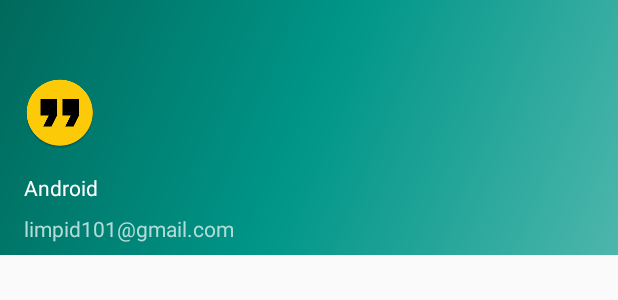
After one commit to limpid100/TechReading, an Android app: the layout navagation_head.xml on its own in the app's theme, with its tools: preview values and no code run, on a phone screen of 412 x 824 dp. The commit adds this screen. Shown: the top 300 px of the screen. Run offline under Robolectric (Android 15) with nearby library versions, the phone set to English and light mode, and no system bars.

Commit message:
添加侧滑菜单NavigationView

```diff
--- a/app/src/main/java/com/dxl/techreading/activity/SplashActivity.java
+++ b/app/src/main/java/com/dxl/techreading/activity/SplashActivity.java
@@ -17,6 +17,7 @@ import butterknife.OnClick;
 
 /**
  * 闪屏页，先展示默认图片，然后在线去随机获取必应每日图片，并开启倒计时
+ *
  * @author du_xi
  * @date 2018-11-7 19:49:25
  */
@@ -75,7 +76,7 @@ public class SplashActivity extends BaseActivity implements SplashConstract.ISpl
 
     @Override
     public void showBingPic(String url) {
-        Glide.with(this).load(url).placeholder(R.mipmap.splash_default).error(R.mipmap.splash_default).into(mSplashImageView);
+        Glide.with(this).load(url).centerCrop().placeholder(R.mipmap.splash_default).error(R.mipmap.splash_default).into(mSplashImageView);
         timer.start();
     }
 
--- /dev/null
+++ b/app/src/main/res/drawable/ic_about.xml
@@ -0,0 +1,5 @@
+<vector android:height="24dp" android:viewportHeight="1024"
+    android:viewportWidth="1024" android:width="24dp" xmlns:android="http://schemas.android.com/apk/res/android">
+    <path android:fillColor="#1296db" android:pathData="M511.98,67.52c-246.3,0 -446.02,199.73 -446.02,446.11 0,246.41 199.73,446.13 446.02,446.13 99.01,0 190.5,-32.29 264.56,-86.85 19.31,-14.22 11.08,-44.97 -12.78,-47.23 -0.51,-0.05 -1.03,-0.09 -1.55,-0.13 -6.06,-0.47 -12,1.55 -16.89,5.16 -65.26,48.02 -145.95,76.56 -233.33,76.56 -217.36,0.01 -393.51,-176.19 -393.51,-393.62 0,-220.48 181.08,-398.49 402.6,-393.5 207.05,4.67 376.72,171.76 384.31,378.71 2.97,80.8 -18.5,156.52 -57.58,220.35 -10.36,16.93 0.64,39.03 20.45,40.26 0.44,0.03 0.88,0.05 1.33,0.06 9.51,0.3 18.21,-5.18 23.19,-13.3 41.53,-67.71 65.4,-147.39 65.4,-232.58 -0,-246.39 -199.73,-446.11 -446.2,-446.11z"/>
+    <path android:fillColor="#1296db" android:pathData="M513.89,262.21c-21.65,0 -39.23,17.58 -39.23,39.37 0,21.72 17.58,39.34 39.23,39.34 21.81,0 39.32,-17.61 39.32,-39.34 -0.01,-21.78 -17.51,-39.37 -39.32,-39.37zM513.93,408.34c-15.36,0 -27.93,12.57 -27.93,27.93v300.88c0,15.36 12.57,27.93 27.93,27.93 15.36,0 27.93,-12.57 27.93,-27.93V436.27c0,-15.36 -12.57,-27.93 -27.93,-27.93z"/>
+</vector>
--- /dev/null
+++ b/app/src/main/res/drawable/ic_exit.xml
@@ -0,0 +1,5 @@
+<vector android:height="24dp" android:viewportHeight="1024"
+    android:viewportWidth="1024" android:width="24dp" xmlns:android="http://schemas.android.com/apk/res/android">
+    <path android:fillColor="#1296db" android:pathData="M692,911.33h-492c-30,0 -60,-24 -60,-60v-642c0,-30 24,-60 60,-60h486c18,0 30,-12 30,-30 0,-12 -12,-24 -24,-30h-492c-66,0 -120,54 -120,120v642c0,66 54,120 120,120h486c18,0 30,-12 30,-30 0,-12 -6,-24 -24,-30z"/>
+    <path android:fillColor="#1296db" android:pathData="M932,509.33l-180,-174c-12,-12 -30,-12 -42,0s-12,30 0,42l126,126h-390c-18,0 -30,12 -30,30s12,30 30,30h396l-132,132c-6,12 -6,24 6,36 6,6 12,6 24,6 6,0 18,-6 24,-12l168,-168c6,-6 12,-12 6,-24 0,-12 0,-18 -6,-24z"/>
+</vector>
--- /dev/null
+++ b/app/src/main/res/drawable/ic_fadeback.xml
@@ -0,0 +1,5 @@
+<vector android:height="24dp" android:viewportHeight="1024"
+    android:viewportWidth="1155" android:width="24dp" xmlns:android="http://schemas.android.com/apk/res/android">
+    <path android:fillColor="#1296db" android:pathData="M0,759.52c0,48.84 45.47,87.57 102.73,87.57h203.77v134.73a45.13,45.13 0,0 0,40.42 42.1,50.52 50.52,0 0,0 35.37,-11.79l191.99,-165.04h478.28c55.57,0 102.73,-38.73 102.73,-87.57V87.57c0,-48.84 -45.47,-87.57 -102.73,-87.57H102.73C47.15,0 0,38.73 0,87.57zM70.73,116.2c3.37,-28.63 37.05,-38.73 72.42,-38.73L1010.45,75.78A64,64 0,0 1,1077.81 134.73v577.64a64,64 0,0 1,-67.36 58.94H547.33a71.24,71.24 0,0 0,-11.79 8.42l-161.67,154.94v-136.41a34.86,34.86 0,0 0,-33.68 -33.68H143.15c-37.05,0 -65.68,-21.89 -65.68,-53.89 0,1.68 -6.74,-592.8 -6.74,-594.48"/>
+    <path android:fillColor="#1296db" android:pathData="M289.66,438.7a62.31,62.31 0,0 0,64 0,64.33 64.33,0 0,0 0,-111.15 62.31,62.31 0,0 0,-64 0,64.33 64.33,0 0,0 0,111.15zM513.64,382.29a62.98,62.98 0,0 0,32 55.57,62.31 62.31,0 0,0 64,0 64.33,64.33 0,0 0,0 -111.15,62.31 62.31,0 0,0 -64,0 62.98,62.98 0,0 0,-32 55.57M803.31,438.7a62.31,62.31 0,0 0,64 0,64.33 64.33,0 0,0 0,-111.15 62.31,62.31 0,0 0,-64 0,64.33 64.33,0 0,0 0,111.15z"/>
+</vector>
--- /dev/null
+++ b/app/src/main/res/drawable/ic_home.xml
@@ -0,0 +1,4 @@
+<vector android:height="24dp" android:viewportHeight="1024"
+    android:viewportWidth="1024" android:width="24dp" xmlns:android="http://schemas.android.com/apk/res/android">
+    <path android:fillColor="#1296db" android:pathData="M288.26,972.8c-90.62,0 -164.35,-71.68 -164.35,-159.74L123.9,456.7L94.21,486.4c-4.1,4.61 -10.24,6.66 -16.38,6.66 -6.14,0 -11.78,-2.05 -16.38,-6.14 -4.61,-4.1 -6.66,-9.73 -6.66,-15.87 0,-6.14 2.05,-11.78 6.14,-16.38l370.69,-369.66c21.5,-21.5 50.18,-33.28 80.9,-33.28 30.21,0 58.88,11.78 80.9,33.28l369.66,369.66c8.7,9.22 8.7,23.55 -0.51,32.26 -4.1,4.1 -9.73,6.66 -15.87,6.66 -6.14,0 -11.78,-2.05 -16.38,-6.66l-29.7,-30.21v355.84c0,88.06 -73.73,159.74 -164.35,159.74L288.26,972.29zM594.94,584.19c43.52,0 77.82,30.21 77.82,68.61v274.43h64c65.54,0 118.78,-51.2 118.78,-114.18L855.55,411.14l-294.4,-294.4c-12.8,-12.8 -30.21,-19.97 -48.64,-19.97 -18.43,0 -35.33,7.17 -48.13,19.97L169.47,411.14v401.92c0,62.98 53.25,114.18 118.78,114.18h64v-274.43c0,-38.4 34.3,-68.61 77.82,-68.61h164.86zM430.08,630.27c-19.97,0 -32.26,11.78 -32.26,23.04v274.43h228.35v-274.43c0,-11.26 -12.8,-23.04 -32.26,-23.04L430.08,630.27z"/>
+</vector>
--- /dev/null
+++ b/app/src/main/res/drawable/nav_head_bg.xml
@@ -0,0 +1,9 @@
+<shape xmlns:android="http://schemas.android.com/apk/res/android"
+    android:shape="rectangle">
+    <gradient
+        android:angle="135"
+        android:centerColor="#009688"
+        android:endColor="#00695C"
+        android:startColor="#4DB6AC"
+        android:type="linear" />
+</shape>
--- /dev/null
+++ b/app/src/main/res/layout/navagation_head.xml
@@ -0,0 +1,43 @@
+<?xml version="1.0" encoding="utf-8"?>
+<android.support.constraint.ConstraintLayout xmlns:android="http://schemas.android.com/apk/res/android"
+    xmlns:app="http://schemas.android.com/apk/res-auto"
+    android:layout_width="match_parent"
+    android:layout_height="170dp"
+    android:background="@drawable/nav_head_bg">
+
+    <TextView
+        android:id="@+id/textView2"
+        android:layout_width="0dp"
+        android:layout_height="wrap_content"
+        android:layout_marginStart="16dp"
+        android:layout_marginEnd="8dp"
+        android:layout_marginBottom="8dp"
+        android:text="limpid101@gmail.com"
+        android:textColor="#B3DCD8"
+        app:layout_constraintBottom_toBottomOf="parent"
+        app:layout_constraintEnd_toEndOf="parent"
+        app:layout_constraintStart_toStartOf="parent" />
+
+    <TextView
+        android:id="@+id/textView3"
+        android:layout_width="0dp"
+        android:layout_height="wrap_content"
+        android:layout_marginStart="16dp"
+        android:layout_marginEnd="8dp"
+        android:layout_marginBottom="8dp"
+        android:text="Android"
+        android:textColor="@android:color/white"
+        app:layout_constraintBottom_toTopOf="@+id/textView2"
+        app:layout_constraintEnd_toEndOf="parent"
+        app:layout_constraintStart_toStartOf="parent" />
+
+    <ImageView
+        android:id="@+id/imageView2"
+        android:layout_width="wrap_content"
+        android:layout_height="wrap_content"
+        android:layout_marginStart="16dp"
+        android:layout_marginBottom="16dp"
+        app:layout_constraintBottom_toTopOf="@+id/textView3"
+        app:layout_constraintStart_toStartOf="parent"
+        app:srcCompat="@mipmap/ic_launcher_round" />
+</android.support.constraint.ConstraintLayout>
--- a/app/src/main/res/values/colors.xml
+++ b/app/src/main/res/values/colors.xml
@@ -4,4 +4,6 @@
     <color name="colorPrimaryDark">#00574B</color>
     <color name="colorAccent">#D81B60</color>
     <color name="icon_color">#99FDCA07</color>
+    <color name="blue1">#00A2ED</color>
+    <color name="gray1">#F0F0F0</color>
 </resources>
--- a/app/src/main/res/values/styles.xml
+++ b/app/src/main/res/values/styles.xml
@@ -20,4 +20,8 @@
 
     <style name="AppTheme.PopupOverlay" parent="ThemeOverlay.AppCompat.Light" />
 
+    <style name="NavigationDrawerStyle">
+        <item name="android:textStyle">bold</item>
+    </style>
+
 </resources>
```
Also changed, not shown: app/src/main/AndroidManifest.xml (+5 -3 lines), app/src/main/java/com/dxl/techreading/activity/MainActivity.java (+33 -1 lines), app/src/main/res/drawable/ic_setting_.xml (added, +5 -0 lines), app/src/main/res/layout/activity_main.xml (+19 -1 lines), app/src/main/res/menu/navigation_menu.xml (added, +31 -0 lines).
